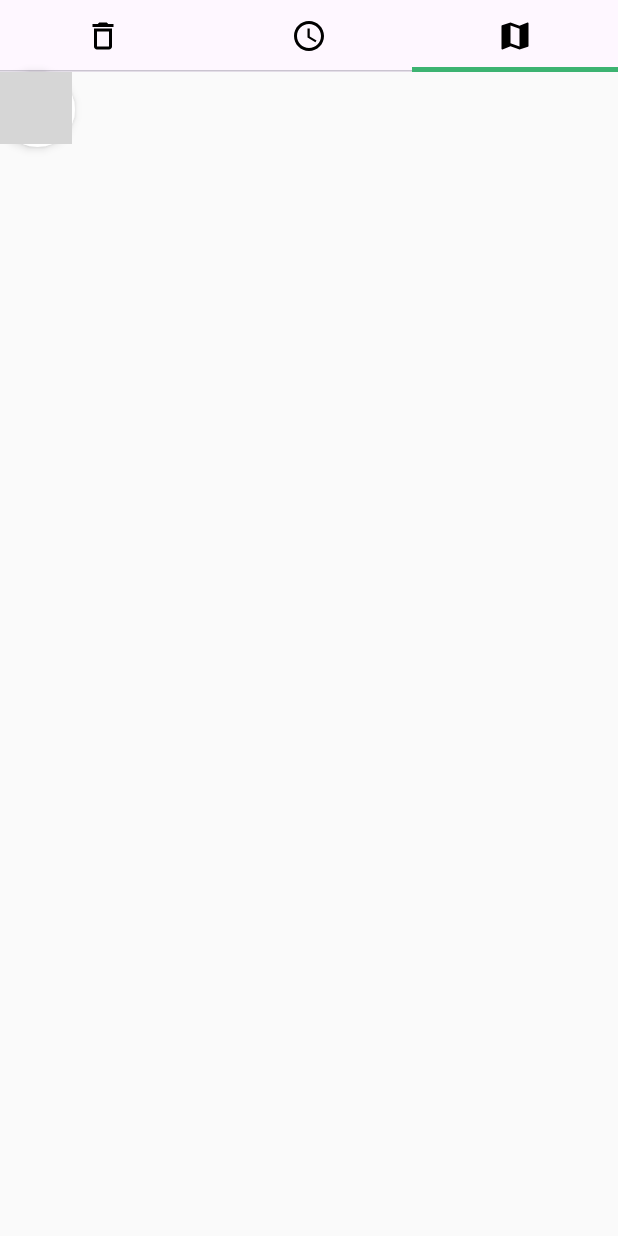
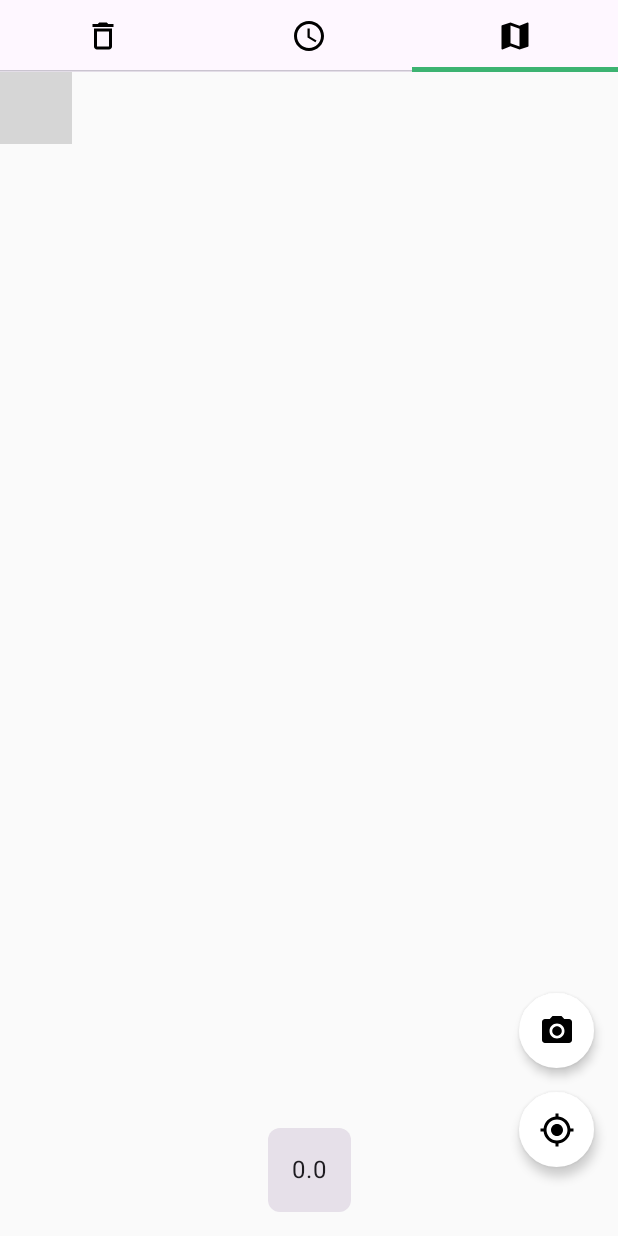
Before and after one commit to TUK-SW-capstone-2023-PLANET/PLANET_frontend, an Android app built with Jetpack Compose: the MapActivity screen opened directly, with no data from a screen before it, tab 3 chosen, on a phone screen of 412 x 824 dp. Run offline under Robolectric (Android 15) with nearby library versions, the phone set to English and light mode, and no system bars; our stand-ins replace Dagger/Hilt's generated code; libraries missing offline, so code that uses them is left out: com.naver.maps; 10 statements that could not run were skipped; grey boxes are pictures that could not be loaded.

Commit message:
Map 거리측정 코드 추가

```diff
--- a/app/src/main/java/com/example/planet/component/map/common/CameraButton.kt
+++ b/app/src/main/java/com/example/planet/component/map/common/CameraButton.kt
@@ -25,11 +25,11 @@ import com.google.accompanist.permissions.rememberPermissionState
 
 @OptIn(ExperimentalPermissionsApi::class)
 @Composable
-fun CameraButton(onClick: () -> Unit) {
+fun CameraButton(modifier: Modifier = Modifier, onClick: () -> Unit) {
     val cameraPermissionState = rememberPermissionState(Manifest.permission.CAMERA)
 
     Card(
-        modifier = Modifier.size(50.dp),
+        modifier = modifier.size(50.dp),
         shape = CircleShape,
         colors = CardDefaults.cardColors(
             contentColor = Color.Black,
--- a/app/src/main/java/com/example/planet/component/map/map/MyLocationButton.kt
+++ b/app/src/main/java/com/example/planet/component/map/map/MyLocationButton.kt
@@ -6,6 +6,7 @@ import androidx.compose.foundation.layout.size
 import androidx.compose.foundation.shape.CircleShape
 import androidx.compose.material.icons.Icons
 import androidx.compose.material.icons.filled.CameraAlt
+import androidx.compose.material.icons.filled.MyLocation
 import androidx.compose.material3.Card
 import androidx.compose.material3.CardDefaults
 import androidx.compose.material3.Icon
@@ -18,9 +19,9 @@ import com.example.planet.util.noRippleClickable
 import com.google.accompanist.permissions.isGranted
 
 @Composable
-fun MyLocationButton(onClick: () -> Unit) {
+fun MyLocationButton(modifier: Modifier = Modifier, onClick: () -> Unit) {
     Card(
-        modifier = Modifier.size(50.dp),
+        modifier = modifier.size(50.dp),
         shape = CircleShape,
         colors = CardDefaults.cardColors(
             contentColor = Color.Black,
@@ -33,7 +34,7 @@ fun MyLocationButton(onClick: () -> Unit) {
                 .noRippleClickable { onClick() }
         ) {
             Icon(
-                imageVector = Icons.Default.CameraAlt,
+                imageVector = Icons.Default.MyLocation,
                 contentDescription = null,
                 modifier = Modifier.align(Alignment.Center)
             )
--- a/app/src/main/java/com/example/planet/screen/map/MapGraph.kt
+++ b/app/src/main/java/com/example/planet/screen/map/MapGraph.kt
@@ -1,6 +1,8 @@
 package com.example.planet.screen.map
 
-import android.util.Log
+import android.net.Uri
+import androidx.activity.compose.rememberLauncherForActivityResult
+import androidx.activity.result.contract.ActivityResultContracts
 import androidx.compose.foundation.ExperimentalFoundationApi
 import androidx.compose.foundation.layout.Box
 import androidx.compose.foundation.layout.Column
@@ -10,14 +12,16 @@ import androidx.compose.foundation.pager.HorizontalPager
 import androidx.compose.foundation.pager.rememberPagerState
 import androidx.compose.material.icons.Icons
 import androidx.compose.material.icons.filled.Delete
-import androidx.compose.material.icons.filled.Lock
 import androidx.compose.material.icons.filled.LockOpen
 import androidx.compose.material.icons.filled.Map
 import androidx.compose.material.icons.filled.Schedule
 import androidx.compose.material.icons.outlined.Delete
 import androidx.compose.material.icons.outlined.Map
 import androidx.compose.material.icons.outlined.Schedule
+import androidx.compose.material3.CenterAlignedTopAppBar
+import androidx.compose.material3.ExperimentalMaterial3Api
 import androidx.compose.material3.Icon
+import androidx.compose.material3.Scaffold
 import androidx.compose.material3.Surface
 import androidx.compose.material3.Tab
 import androidx.compose.material3.TabRow
@@ -27,28 +31,26 @@ import androidx.compose.runtime.DisposableEffect
 import androidx.compose.runtime.LaunchedEffect
 import androidx.compose.runtime.getValue
 import androidx.compose.runtime.mutableIntStateOf
+import androidx.compose.runtime.mutableStateOf
 import androidx.compose.runtime.remember
 import androidx.compose.runtime.rememberCoroutineScope
 import androidx.compose.runtime.setValue
 import androidx.compose.ui.Alignment
 import androidx.compose.ui.Modifier
 import androidx.compose.ui.graphics.Color
-import androidx.compose.ui.platform.LocalContext
+import androidx.compose.ui.res.colorResource
 import androidx.compose.ui.text.font.FontWeight
 import androidx.compose.ui.text.style.TextAlign
 import androidx.compose.ui.unit.dp
 import androidx.compose.ui.unit.sp
 import androidx.lifecycle.viewmodel.compose.viewModel
-import com.example.planet.TAG
 import com.example.planet.component.map.common.LockButton
-import com.example.planet.component.map.trashList.TrashCard
 import com.example.planet.data.map.Tabltem
 import com.example.planet.viewmodel.MapViewModel
-import com.naver.maps.map.MapView
 import kotlinx.coroutines.launch
-import java.io.File
+import com.example.planet.R
 
-@OptIn(ExperimentalFoundationApi::class)
+@OptIn(ExperimentalFoundationApi::class, ExperimentalMaterial3Api::class)
 @Composable
 fun MapGraph(mapViewModel: MapViewModel = viewModel()) {
 
@@ -72,7 +74,15 @@ fun MapGraph(mapViewModel: MapViewModel = viewModel()) {
     val pagerState = rememberPagerState { tabltems.size }
     val coroutineScope = rememberCoroutineScope()
 
-    Log.d(TAG, "MapGraph lock실행: ${mapViewModel.lockScreenState.value}")
+    var capturedImageUri by remember {
+        mutableStateOf<Uri>(Uri.EMPTY)
+    }
+    val cameraLauncher =
+        rememberLauncherForActivityResult(ActivityResultContracts.TakePicture()) { success ->
+            if (success) capturedImageUri = mapViewModel.uri.value
+            // 사진 저장하는 API 호출
+        }
+
 
     LaunchedEffect(pagerState.currentPage, pagerState.isScrollInProgress) {
         if (!pagerState.isScrollInProgress) {
@@ -87,7 +97,20 @@ fun MapGraph(mapViewModel: MapViewModel = viewModel()) {
             mapViewModel.endTimer()
         }
     }
-    Box(modifier = Modifier.fillMaxSize()) {
+    // 탑 앱바 적용하면 RecordScreen 화면 카메라, 잠금 버튼 뭉게짐
+//    Scaffold(topBar = {
+//        CenterAlignedTopAppBar(title = {
+//            Text(
+//                text = "2023년 10월 24일",
+//                color = colorResource(id = R.color.font_background_color1),
+//                fontSize = 14.sp
+//            )
+//        })
+//    })
+        Box(
+            modifier = Modifier
+                .fillMaxSize()
+        ) {
             Column(modifier = Modifier.fillMaxSize()) {
                 TabRow(
                     selectedTabIndex = selectedTabIndex, // pagerState.currentPage
@@ -104,15 +127,23 @@ fun MapGraph(mapViewModel: MapViewModel = viewModel()) {
                             },
                             onClick = {
                                 selectedTabIndex = index
-                            coroutineScope.launch { pagerState.animateScrollToPage(selectedTabIndex) }
+                                coroutineScope.launch {
+                                    pagerState.animateScrollToPage(
+                                        selectedTabIndex
+                                    )
+                                }
                             })
                     }
                 }
                 HorizontalPager(state = pagerState, modifier = Modifier.fillMaxSize()) { index ->
                     when (index) {
                         0 -> TrashListScreen()
-                    1 -> RecordScreen(mapViewModel = mapViewModel)
-                    2 -> MapScreen(mapViewModel = mapViewModel)
+                        1 -> RecordScreen(
+                            mapViewModel = mapViewModel,
+                            cameraLauncher = cameraLauncher
+                        )
+
+                        2 -> MapScreen(mapViewModel = mapViewModel, cameraLauncher = cameraLauncher)
                     }
                 }
             }
@@ -130,11 +161,14 @@ fun MapGraph(mapViewModel: MapViewModel = viewModel()) {
                             modifier = Modifier.align(Alignment.Center),
                             textAlign = TextAlign.Center,
                         )
-                    LockButton(modifier = Modifier.align(Alignment.BottomStart).padding(16.dp), imgaeVector = Icons.Default.LockOpen, unlock = { mapViewModel.unlockScreen() })
-
-
+                        LockButton(modifier = Modifier
+                            .align(Alignment.BottomStart)
+                            .padding(16.dp),
+                            imgaeVector = Icons.Default.LockOpen,
+                            unlock = { mapViewModel.unlockScreen() })
                     }
                 }
             }
         }
+
 }
--- a/app/src/main/java/com/example/planet/screen/map/MapScreen.kt
+++ b/app/src/main/java/com/example/planet/screen/map/MapScreen.kt
@@ -2,20 +2,32 @@ package com.example.planet.screen.map
 
 import android.graphics.PointF
 import android.location.Location
+import android.net.Uri
 import android.util.Log
+import androidx.activity.compose.ManagedActivityResultLauncher
 import androidx.compose.foundation.gestures.detectDragGestures
 import androidx.compose.foundation.layout.Box
 import androidx.compose.foundation.layout.fillMaxSize
+import androidx.compose.foundation.layout.padding
+import androidx.compose.foundation.layout.wrapContentHeight
+import androidx.compose.foundation.layout.wrapContentSize
+import androidx.compose.foundation.layout.wrapContentWidth
+import androidx.compose.foundation.shape.RoundedCornerShape
+import androidx.compose.material3.Card
+import androidx.compose.material3.Text
 import androidx.compose.runtime.Composable
 import androidx.compose.runtime.getValue
 import androidx.compose.runtime.mutableStateOf
 import androidx.compose.runtime.remember
 import androidx.compose.runtime.rememberCoroutineScope
 import androidx.compose.runtime.setValue
+import androidx.compose.ui.Alignment
 import androidx.compose.ui.Modifier
 import androidx.compose.ui.input.pointer.pointerInput
+import androidx.compose.ui.unit.dp
 import androidx.lifecycle.viewmodel.compose.viewModel
 import com.example.planet.TAG
+import com.example.planet.component.map.common.CameraButton
 import com.example.planet.component.map.map.MyLocationButton
 import com.example.planet.component.map.map.NaverMapClustering
 import com.example.planet.viewmodel.MapViewModel
@@ -35,7 +47,10 @@ import kotlinx.coroutines.launch
 
 @OptIn(ExperimentalNaverMapApi::class)
 @Composable
-fun MapScreen(mapViewModel: MapViewModel = viewModel()) {
+fun MapScreen(
+    mapViewModel: MapViewModel = viewModel(),
+    cameraLauncher: ManagedActivityResultLauncher<Uri, Boolean>
+) {
     val coroutineScope = rememberCoroutineScope()
 
     val list = listOf(
@@ -107,10 +122,11 @@ fun MapScreen(mapViewModel: MapViewModel = viewModel()) {
     }
     val locationSource = rememberFusedLocationSource(isCompassEnabled = true)
     val cameraPositionState = rememberCameraPositionState()
-    var currentUserLocation:LatLng by remember {
+    var currentUserLocation: LatLng by remember {
         mutableStateOf(LatLng(0.0, 0.0))
     }
-    val cameraPosition = CameraPosition(LatLng(currentUserLocation.latitude, currentUserLocation.longitude), 14.0)
+    val cameraPosition =
+        CameraPosition(LatLng(currentUserLocation.latitude, currentUserLocation.longitude), 14.0)
     cameraPositionState.position.target // 카메라의 현재 위치
 
     Box(modifier = Modifier.fillMaxSize()) {
@@ -138,7 +154,21 @@ fun MapScreen(mapViewModel: MapViewModel = viewModel()) {
             NaverMapClustering(items = mapViewModel.trashCanItem)
             PathOverlay(coords = list)  // 내가 해왔던 경로 찍으면 됌
         }
-        MyLocationButton{
+        // 여기서부터 임시로 거리측정에 오류가 있는지 없는지 확인하기 위함
+        Card(
+            modifier = Modifier
+                .wrapContentSize(align = Alignment.Center)
+                .align(Alignment.BottomCenter)
+                .padding(16.dp), shape = RoundedCornerShape(8.dp)
+        ) {
+            Text(text = "${mapViewModel.distance.value}", modifier = Modifier.padding(16.dp))
+        }
+        // 여기까지
+        MyLocationButton(
+            modifier = Modifier
+                .padding(bottom = 46.dp, end = 16.dp)
+                .align(Alignment.BottomEnd)
+        ) {
             coroutineScope.launch {
                 cameraPositionState.animate(
                     CameraUpdate.toCameraPosition(cameraPosition),
@@ -147,5 +177,12 @@ fun MapScreen(mapViewModel: MapViewModel = viewModel()) {
                 )
             }
         }
+        CameraButton(
+            modifier = Modifier
+                .padding(bottom = 112.dp, end = 16.dp)
+                .align(Alignment.BottomEnd)
+        ) {
+            cameraLauncher.launch(mapViewModel.uri.value)
+        }
     }
 }
--- /dev/null
+++ b/app/src/main/java/com/example/planet/util/DistanceManager.kt
@@ -0,0 +1,30 @@
+package com.example.planet.util
+
+import kotlin.math.asin
+import kotlin.math.cos
+import kotlin.math.pow
+import kotlin.math.round
+import kotlin.math.sin
+import kotlin.math.sqrt
+
+object DistanceManager {
+
+    private const val R = 6372.8 * 1000
+
+    /**
+     * 두 좌표의 거리를 계산한다.
+     *
+     * @param lat1 위도1
+     * @param lon1 경도1
+     * @param lat2 위도2
+     * @param lon2 경도2
+     * @return 두 좌표의 거리(m)
+     */
+    fun getDistance(lat1: Double, lon1: Double, lat2: Double, lon2: Double): Double {
+        val dLat = Math.toRadians(lat2 - lat1)
+        val dLon = Math.toRadians(lon2 - lon1)
+        val a = sin(dLat / 2).pow(2.0) + sin(dLon / 2).pow(2.0) * cos(Math.toRadians(lat1)) * cos(Math.toRadians(lat2))
+        val c = 2 * asin(sqrt(a))
+        return round((R * c)*100) / 100
+    }
+}
--- a/app/src/main/java/com/example/planet/viewmodel/MapViewModel.kt
+++ b/app/src/main/java/com/example/planet/viewmodel/MapViewModel.kt
@@ -1,18 +1,25 @@
 package com.example.planet.viewmodel
 
 import android.content.Context
+import android.net.Uri
 import android.util.Log
 import androidx.compose.runtime.State
 import androidx.compose.runtime.derivedStateOf
+import androidx.compose.runtime.getValue
 import androidx.compose.runtime.mutableStateListOf
 import androidx.compose.runtime.mutableStateOf
+import androidx.compose.runtime.remember
+import androidx.core.content.FileProvider
 import androidx.lifecycle.ViewModel
 import androidx.lifecycle.viewModelScope
+import com.example.planet.BuildConfig
 import com.example.planet.TAG
 import com.example.planet.component.map.map.TrashCanItem
 import com.example.planet.data.ApiState
 import com.example.planet.data.dto.TrashCan
 import com.example.planet.repository.MapRepository
+import com.example.planet.util.DistanceManager
+import com.example.planet.util.createImageFile
 import com.naver.maps.geometry.LatLng
 import dagger.hilt.android.lifecycle.HiltViewModel
 import dagger.hilt.android.qualifiers.ApplicationContext
@@ -20,6 +27,7 @@ import kotlinx.coroutines.Job
 import kotlinx.coroutines.delay
 import kotlinx.coroutines.flow.first
 import kotlinx.coroutines.launch
+import java.util.Objects
 import java.util.concurrent.TimeUnit
 import javax.inject.Inject
 
@@ -35,13 +43,6 @@ class MapViewModel @Inject constructor(
     private val _lockScreenState = mutableStateOf(false)
     val lockScreenState: State<Boolean> = _lockScreenState
 
-//    private val _lockState = derivedStateOf {
-//        lockScreen()
-//        unlockScreen()
-//    }
-//    val lockState: State<Boolean> = _lockState
-
-
     private val _formattedTime = mutableStateOf("00 : 00")       // 사용 시간(MM:ss)
     val formattedTime: State<String> = _formattedTime
 
@@ -50,33 +51,46 @@ class MapViewModel @Inject constructor(
     private val _trashCanItem = mutableStateListOf<TrashCanItem>()
     val trashCanItem: List<TrashCanItem> = _trashCanItem
 
-    private var plogginId: Int = 0                                     // 플로깅 PK
-    private lateinit var job: Job                                      // 타이머 코루틴
-    private var milliseconds: Long = 0L                                // 타이머 시간
+    private val _uri: State<Uri> =
+        derivedStateOf {
+            val file = context.createImageFile()
+            FileProvider.getUriForFile(
+                Objects.requireNonNull(context),
+                BuildConfig.APPLICATION_ID + ".provider", file
+            )
+        }
+    val uri: State<Uri> = _uri
 
+    private val _distance = mutableStateOf<Double>(0.0)
+    val distance: State<Double> = _distance
+
+    private var plogginId: Int = 0                                      // 플로깅 PK
+    private lateinit var timerJob: Job                                  // 타이머 코루틴
+    private lateinit var distanceCalculateJob: Job                      // 1초마다 위도,경도의 거리를 계산하는 코루틴
+    private var milliseconds: Long = 0L                                 // 타이머 시간
+    private val distanceManager = DistanceManager                       // 거리 계산 객체
 
     // dialog display or close
     fun displayOnDialog() {
         _dialogState.value = !_dialogState.value
     }
 
-    fun lockScreen():Boolean {
+    fun lockScreen(): Boolean {
         _lockScreenState.value = true
         return _lockScreenState.value
 //        return true
     }
 
-    fun unlockScreen():Boolean {
+    fun unlockScreen(): Boolean {
         _lockScreenState.value = false
         return _lockScreenState.value
 //        return false
     }
 
 
-
     // 타이머 시작
     fun startTimer() {
-        job = viewModelScope.launch {
+        timerJob = viewModelScope.launch {
             while (true) {
                 delay(1000)
                 milliseconds += 1000L
@@ -87,13 +101,22 @@ class MapViewModel @Inject constructor(
     }
 
     fun endTimer() {
-        job.cancel()
+        timerJob.cancel()
         _formattedTime.value = "00 : 00"
         _hour.value = "0"
     }
 
     fun pauseTimer() {
-        job.cancel()
+        timerJob.cancel()
+    }
+
+    fun distanceCalculate(lat1: Double, lon1: Double, lat2: Double, lon2: Double) {
+        distanceCalculateJob = viewModelScope.launch {
+            while (true) {
+                delay(1000)
+                _distance.value += distanceManager.getDistance(lat1, lon1, lat2, lon2)
+            }
+        }
     }
 
     // 시간 format 설정
@@ -107,23 +130,29 @@ class MapViewModel @Inject constructor(
     }
 
 
-
     fun getAllTrashCanLocation() {
         viewModelScope.launch {
-            when(val apiState = mapRepository.getAllTrashCanLocation().first()) {
+            when (val apiState = mapRepository.getAllTrashCanLocation().first()) {
                 is ApiState.Success<*> -> {
                     val result = apiState.value as List<TrashCan>
 
                     result.forEach {
-                        val trashCanItem = TrashCanItem(itemPosition = LatLng(it.location.latitude, it.location.longitude), trashCanId = it.trashCanId)
+                        val trashCanItem = TrashCanItem(
+                            itemPosition = LatLng(
+                                it.location.latitude,
+                                it.location.longitude
+                            ), trashCanId = it.trashCanId
+                        )
                         _trashCanItem.add(trashCanItem)
 //                        TODO()
                     }
                     _trashCanItem.distinct() // 중복제거
                 }
+
                 is ApiState.Error -> {
                     Log.d("daeYoung", "getAllTrashCanLocation() 실패: ${apiState.errMsg}")
                 }
+
                 ApiState.Loading -> TODO()
             }
         }
@@ -132,14 +161,16 @@ class MapViewModel @Inject constructor(
 
     fun getPloggingId() {
         viewModelScope.launch {
-            when(val apiState = mapRepository.getPloggingId().first()) {
+            when (val apiState = mapRepository.getPloggingId().first()) {
                 is ApiState.Success<*> -> {
                     plogginId = apiState.value as Int
                     Log.d(TAG, "getPloggingId: $plogginId")
                 }
+
                 is ApiState.Error -> {
                     Log.d("daeYoung", "getAllTrashCanLocation() 실패: ${apiState.errMsg}")
                 }
+
                 ApiState.Loading -> TODO()
             }
         }
```
Also changed, not shown: app/src/main/java/com/example/planet/screen/map/RecordScreen.kt (+3 -24 lines). Lines whose indentation alone changed are shown as unchanged.
